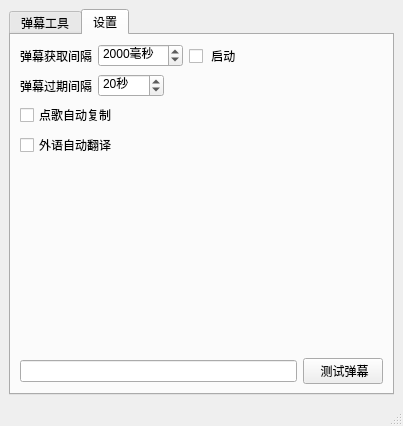
The window that mainwindow.ui (iwxyi/Bilibili-MagicalDanmaku) describes before a commit, drawn with Qt 5.
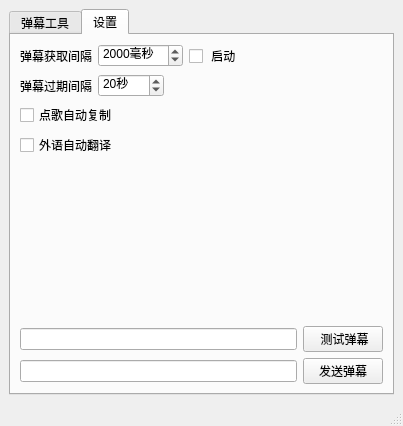
The same window after the commit.

Commit message: 允许发送弹幕

What changed in the file:
```diff
--- a/mainwindow.ui
+++ b/mainwindow.ui
@@ -228,6 +228,23 @@
           </item>
          </layout>
         </item>
+        <item>
+         <layout class="QHBoxLayout" name="horizontalLayout_8">
+          <property name="topMargin">
+           <number>0</number>
+          </property>
+          <item>
+           <widget class="QLineEdit" name="testSendMsgEdit"/>
+          </item>
+          <item>
+           <widget class="QPushButton" name="testSendMsgButton">
+            <property name="text">
+             <string>发送弹幕</string>
+            </property>
+           </widget>
+          </item>
+         </layout>
+        </item>
        </layout>
       </widget>
      </widget>
```
The commit also changes 2 other files.
